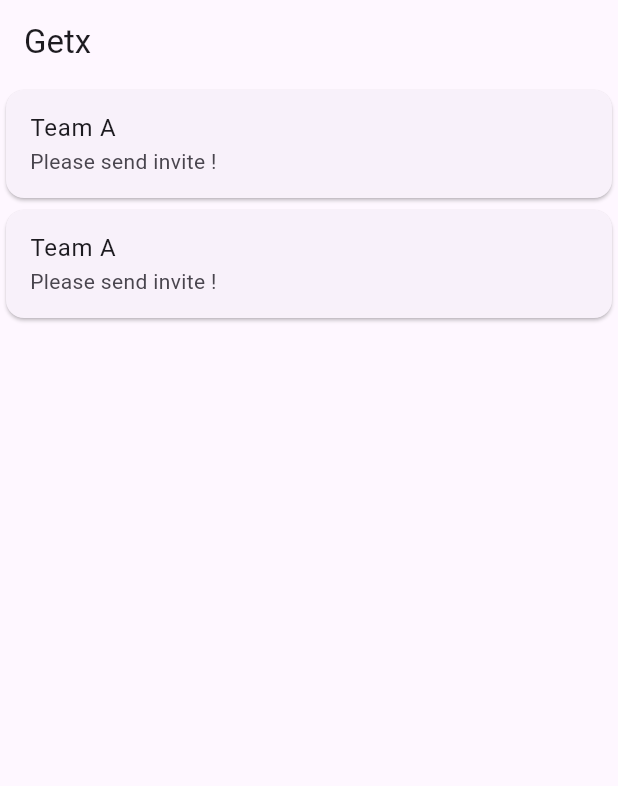
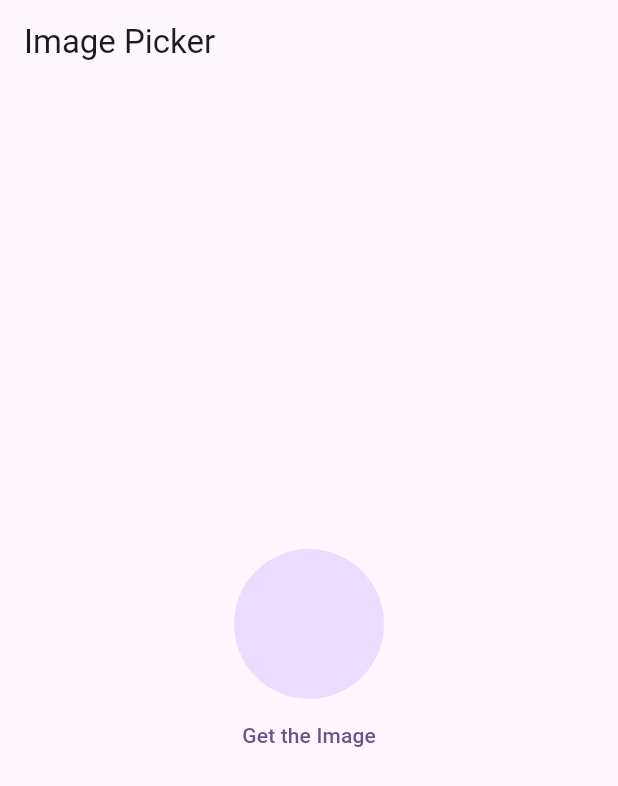
Before and after one commit to OmkarGharge1/Getx-State-Management, a Flutter app: the screen it shows after launch, on a phone screen of 412 x 824 dp. Shown: the top 786 px of the screen. Run offline on Flutter 3.47's test engine with Material 2 defaults, Android fonts, the phone set to English and light mode, and no system bars; our stand-ins replace get, image_picker.

Commit message:
getx complete statemangement

```diff
--- /dev/null
+++ b/lib/GetxImagePicker/imagePickerController.dart
@@ -0,0 +1,13 @@
+import 'package:get/get.dart';
+import 'package:image_picker/image_picker.dart';
+
+class ImagePickerController extends GetxController{
+ RxString imagePath = ''.obs;
+  Future getImage() async{
+    final ImagePicker _picker = ImagePicker();
+    final image = await _picker.pickImage(source: ImageSource.gallery);
+    if(image != null){
+     imagePath.value = image.path.toString();
+    }
+  }
+}
--- /dev/null
+++ b/lib/GetxImagePicker/imagepicker.dart
@@ -0,0 +1,38 @@
+import 'dart:io';
+
+import 'package:flutter/material.dart';
+import 'package:get/get.dart';
+import 'package:getxapp/GetxImagePicker/imagePickerController.dart';
+
+class imagePickerScreen extends StatefulWidget {
+  const imagePickerScreen({super.key});
+
+  @override
+  State<imagePickerScreen> createState() => _imagePickerScreenState();
+}
+
+ImagePickerController controller = Get.put(ImagePickerController());
+
+class _imagePickerScreenState extends State<imagePickerScreen> {
+  @override
+  Widget build(BuildContext context) {
+    return Scaffold(
+      appBar: AppBar(title: const  Text('Image Picker'),),
+      body: Obx(() => Column(
+        crossAxisAlignment: CrossAxisAlignment.center,
+        mainAxisAlignment: MainAxisAlignment.center,
+        children: [
+          Center(
+            child: CircleAvatar(
+              radius: 50,
+              backgroundImage: controller.imagePath.isNotEmpty ? FileImage(File(controller.imagePath.toString())):null
+            ),
+          ),
+          TextButton(onPressed: (){
+            controller.getImage();
+          }, child: const Text('Get the Image'))
+        ],
+      ),)
+    );
+  }
+}
--- a/lib/home.dart
+++ b/lib/home.dart
@@ -15,6 +15,7 @@ class Home extends StatelessWidget {
         mainAxisAlignment: MainAxisAlignment.center,
         children: [
          Center(child: ElevatedButton(onPressed: (){
+          Get.toNamed('/screenOne');
           Get.size;
          }, child: const Text('Click Me')))
         ]
--- a/lib/main.dart
+++ b/lib/main.dart
@@ -1,11 +1,9 @@
 import 'package:flutter/material.dart';
 import 'package:get/get.dart';
-import 'package:getxapp/darkandlight.dart';
-
+import 'package:getxapp/GetxImagePicker/imagepicker.dart';
 void main() {
   runApp(const MyApp());
 }
-
 class MyApp extends StatelessWidget {
   const MyApp({super.key});
 
@@ -19,7 +17,15 @@ class MyApp extends StatelessWidget {
               colorScheme: ColorScheme.fromSeed(seedColor: Colors.deepPurple),
         useMaterial3: true,
       ),
-      home: const Getx(),
+      home: const imagePickerScreen(),
+      // Getx Routing
+      // getPages: [
+      //   GetPage(name: '/', page: ()=> const Home()),
+      //   GetPage(name: '/screenOne', page: ()=> const ScreenOne(name: "Omkar Gharge",)),
+      //   GetPage(name: '/screenTwo', page: ()=> const ScreenTwo()),
+
+      // ],
     );
+
   }
 }
--- a/pubspec.yaml
+++ b/pubspec.yaml
@@ -36,6 +36,7 @@ dependencies:
   # Use with the CupertinoIcons class for iOS style icons.
   cupertino_icons: ^1.0.2
   get: ^4.6.5
+  image_picker: ^1.0.4
 
 dev_dependencies:
   flutter_test:
```
Also changed, not shown: lib/Getx Routes/screenOne.dart (added, +35 -0 lines), lib/Getx Routes/screenTwo.dart (added, +34 -0 lines), lib/GetxListView/GetxListview.dart (added, +41 -0 lines), lib/GetxListView/GetxListviewController.dart (added, +15 -0 lines), lib/Getx_StateMangement/Example1/getcController.dart (added, +9 -0 lines), lib/Getx_StateMangement/Example1/getxCounter.dart (added, +32 -0 lines), lib/Getx_StateMangement/Example2/getx2Controller.dart (added, +11 -0 lines), lib/Getx_StateMangement/Example2/getxExample2.dart (added, +41 -0 lines), lib/Getx_Localization/getxlocalization.dart (added), lib/Getx_Themes/darkandlight.dart (renamed from lib/darkandlight.dart), pubspec.lock, 6 other files.
